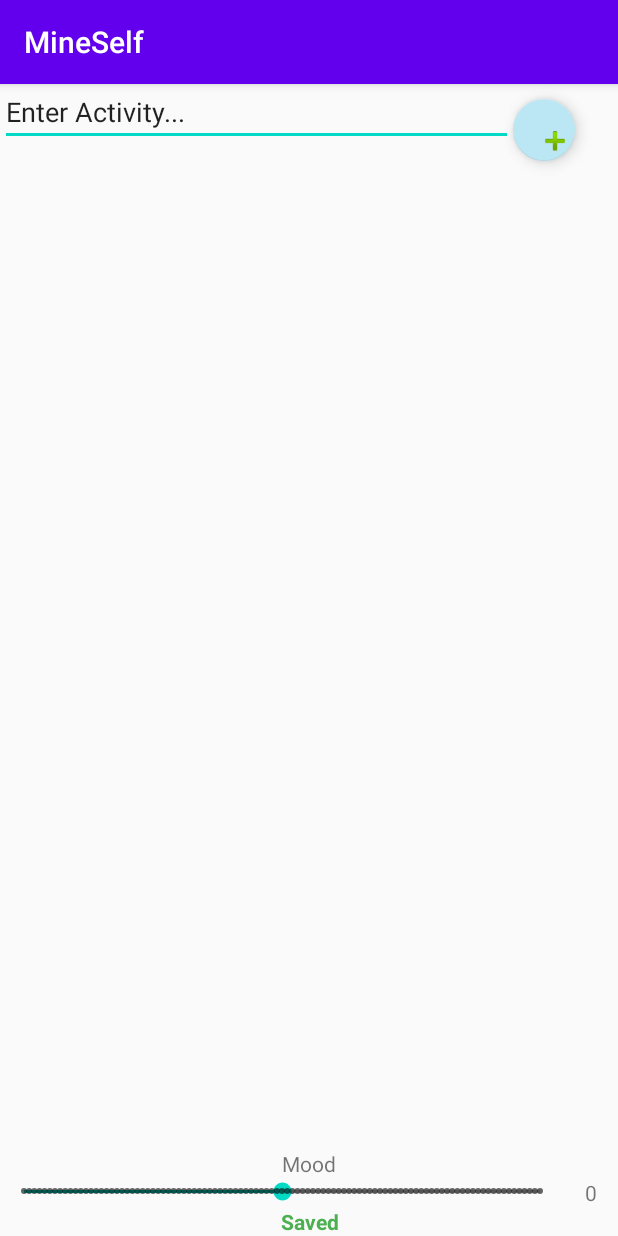
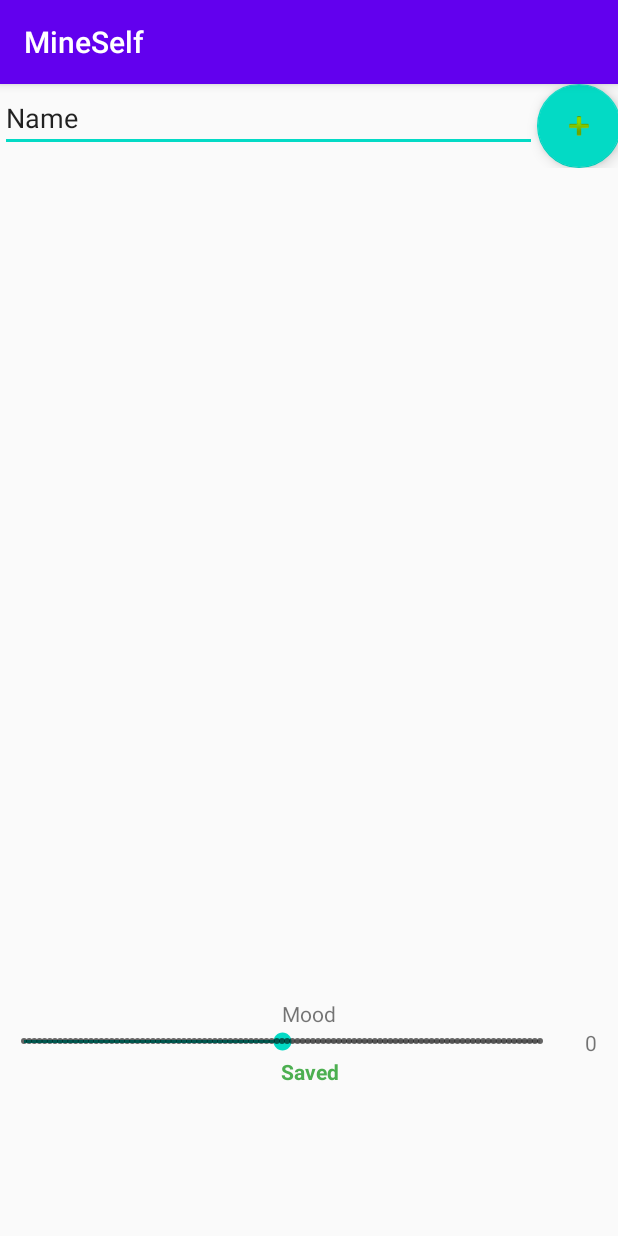
Before and after one commit to aianta/MineSelf, an Android app: the screen it shows after launch (MiningActivity), on a phone screen of 412 x 824 dp. Run offline under Robolectric (Android 15) with nearby library versions, the phone set to English and light mode, and no system bars; our stand-ins replace Room's generated code.

Commit message:
created a timeline fragment

```diff
--- a/app/build.gradle
+++ b/app/build.gradle
@@ -12,6 +12,7 @@ android {
         versionName "1.0"
 
         testInstrumentationRunner "androidx.test.runner.AndroidJUnitRunner"
+
     }
 
     buildTypes {
@@ -46,5 +47,7 @@ dependencies {
 
     androidTestImplementation 'androidx.test.ext:junit:1.1.1'
     androidTestImplementation 'androidx.test.espresso:espresso-core:3.2.0'
+    androidTestImplementation 'androidx.test:runner:1.1.0'
+    androidTestImplementation 'androidx.test:rules:1.1.0'
 
 }
--- a/app/src/main/java/ca/mineself/MiningActivity.java
+++ b/app/src/main/java/ca/mineself/MiningActivity.java
@@ -2,7 +2,6 @@ package ca.mineself;
 
 import androidx.appcompat.app.AppCompatActivity;
 import androidx.fragment.app.FragmentManager;
-import androidx.fragment.app.FragmentTransaction;
 import androidx.recyclerview.widget.LinearLayoutManager;
 import androidx.recyclerview.widget.RecyclerView;
 import androidx.room.Room;
@@ -14,52 +13,23 @@ import android.app.PendingIntent;
 import android.content.Context;
 import android.content.Intent;
 import android.content.IntentFilter;
-import android.os.Build;
 import android.os.Bundle;
-import android.os.SystemClock;
 import android.util.Log;
-import android.view.View;
 import android.widget.EditText;
 import android.widget.SeekBar;
 import android.widget.TextView;
 
 import com.google.android.material.floatingactionbutton.FloatingActionButton;
 
-import java.time.Instant;
-import java.time.LocalTime;
-import java.util.Calendar;
-import java.util.Date;
-import java.util.Timer;
-import java.util.TimerTask;
-import java.util.UUID;
-
 import ca.mineself.fragment.MetricFragment;
 import ca.mineself.model.Metric;
 import ca.mineself.model.MetricEntry;
+import ca.mineself.ui.ActionEntriesAdapter;
+import ca.mineself.ui.TimelineFragment;
 
 import static ca.mineself.AlarmReceiver.CHANNEL_ID;
 
 public class MiningActivity extends AppCompatActivity {
-
-    //Metric Value Input
-    private SeekBar metricValueInput;
-
-    //Metric Name Label
-    private TextView metricNameLabel;
-
-    //Metric Value Label
-    private TextView metricValueLabel;
-
-    //Add Action Entry Button
-    private FloatingActionButton addActionEntryButton;
-
-    //Action Entry Text Input
-    private EditText actionEntryInput;
-
-    //Action entries
-    private RecyclerView actionEntriesRecycler;
-    private ActionEntriesAdapter actionEntriesAdapter;
-    private RecyclerView.LayoutManager actionEntriesLayoutManager;
 
 
     //Persistence
@@ -75,6 +45,7 @@ public class MiningActivity extends AppCompatActivity {
     public FragmentManager fragmentManager;
 
     private MetricFragment metricFragment;
+    private TimelineFragment timelineFragment;
 
     public static MiningActivity instance;
 
@@ -127,7 +98,7 @@ public class MiningActivity extends AppCompatActivity {
         notificationManager.createNotificationChannel(channel);
 
 
-        registerReceiver(new AlarmReceiver(), new IntentFilter("ca.mineself.START_ALARM"));
+        //registerReceiver(new AlarmReceiver(), new IntentFilter("ca.mineself.START_ALARM"));
 
         alarmManager = (AlarmManager) getApplicationContext().getSystemService(Context.ALARM_SERVICE);
         Log.d("AlarmManager", alarmManager.toString());
@@ -153,36 +124,10 @@ public class MiningActivity extends AppCompatActivity {
         );
 
 
-        /**
-         * ADD ACTION ENTRY BUTTON SETUP
-         */
-        addActionEntryButton = (FloatingActionButton) findViewById(R.id.addActionEntryButton);
-        addActionEntryButton.setOnClickListener(event->{
-            Log.d("mining activity", "floating action button click listener hit!");
-            actionEntriesAdapter.addEntry(actionEntryInput.getText().toString());
-            actionEntryInput.setText("");
 
-        });
 
-        /**
-         * ACTION ENTRY INPUT SETUP
-         */
-        actionEntryInput = (EditText) findViewById(R.id.actionEntryInput);
 
-        /**
-         * ACTION ENTRIES RECYCLER SETUP
-         */
 
-        //Get the action entries recycler
-        actionEntriesRecycler = (RecyclerView)findViewById(R.id.actionEntires);
-
-        //Use a linear layout manager
-        actionEntriesLayoutManager = new LinearLayoutManager(this);
-        actionEntriesRecycler.setLayoutManager(actionEntriesLayoutManager);
-
-        //Bind action entries adapter
-        actionEntriesAdapter = new ActionEntriesAdapter();
-        actionEntriesRecycler.setAdapter(actionEntriesAdapter);
     }
 
 }
--- a/app/src/main/java/ca/mineself/fragment/MetricFragment.java
+++ b/app/src/main/java/ca/mineself/fragment/MetricFragment.java
@@ -37,6 +37,12 @@ public class MetricFragment extends Fragment {
 
     private MetricEntry last;
 
+    /** Adds a metric fragment to the UI with the provided metric model
+     *
+     * @param fragmentManager
+     * @param metric
+     * @return
+     */
     public static MetricFragment addMetricFragment(FragmentManager fragmentManager, Metric metric){
         FragmentTransaction transaction = fragmentManager.beginTransaction();
         MetricFragment metricFragment = new MetricFragment();
--- a/app/src/main/java/ca/mineself/ActionEntriesAdapter.java
+++ b/app/src/main/java/ca/mineself/ui/ActionEntriesAdapter.java
@@ -1,4 +1,4 @@
-package ca.mineself;
+package ca.mineself.ui;
 
 import android.util.Log;
 import android.view.LayoutInflater;
@@ -9,11 +9,11 @@ import androidx.annotation.NonNull;
 import androidx.recyclerview.widget.RecyclerView;
 
 import java.time.Instant;
-import java.util.ArrayList;
 import java.util.Date;
 import java.util.List;
-import java.util.UUID;
 
+import ca.mineself.MiningActivity;
+import ca.mineself.R;
 import ca.mineself.model.ActionEntry;
 
 public class ActionEntriesAdapter extends RecyclerView.Adapter<ActionEntryHolder> {
--- a/app/src/main/java/ca/mineself/ActionEntryHolder.java
+++ b/app/src/main/java/ca/mineself/ui/ActionEntryHolder.java
@@ -1,4 +1,4 @@
-package ca.mineself;
+package ca.mineself.ui;
 
 import android.widget.TextView;
 
--- /dev/null
+++ b/app/src/main/java/ca/mineself/ui/TimelineFragment.java
@@ -0,0 +1,83 @@
+package ca.mineself.ui;
+
+import android.os.Bundle;
+import android.util.Log;
+import android.view.LayoutInflater;
+import android.view.View;
+import android.view.ViewGroup;
+import android.widget.EditText;
+
+import androidx.fragment.app.Fragment;
+import androidx.recyclerview.widget.LinearLayoutManager;
+import androidx.recyclerview.widget.RecyclerView;
+
+import com.google.android.material.floatingactionbutton.FloatingActionButton;
+
+import ca.mineself.R;
+
+/**
+ *  Creates a timeline consisting of a an action entry timeline
+ *  and the ui to add new action entries.
+ */
+public class TimelineFragment extends Fragment {
+
+    // UI Elements
+    private FloatingActionButton addActionEntryButton;
+    private EditText actionEntryInput;
+    private RecyclerView actionEntriesRecycler;
+
+    // Action Entry controllers
+    private ActionEntriesAdapter actionEntriesAdapter;
+    private RecyclerView.LayoutManager actionEntriesLayoutManager;
+
+    @Override
+    public void onStart(){
+        super.onStart();
+
+    }
+
+
+    @Override
+    public View onCreateView(LayoutInflater inflater, ViewGroup container, Bundle savedInstanceState){
+
+        View view = inflater.inflate(R.layout.timeline_component, container, true);
+
+        view.setOnClickListener(event->{
+            Log.d("[TimelineFragment]", "why am I a cunt?");
+        });
+        /**
+         * ADD ACTION ENTRY BUTTON SETUP
+         */
+        addActionEntryButton = (FloatingActionButton) view.findViewById(R.id.addActionEntryButton);
+        addActionEntryButton.setOnClickListener(event->{
+            Log.d("[TimelineFragment]", "floating action button click listener hit!");
+            actionEntriesAdapter.addEntry(actionEntryInput.getText().toString());
+            actionEntryInput.setText("");
+
+        });
+
+        /**
+         * ACTION ENTRY INPUT SETUP
+         */
+        actionEntryInput = (EditText) view.findViewById(R.id.entryInput);
+
+        /**
+         * ACTION ENTRIES RECYCLER SETUP
+         */
+
+        //Get the action entries recycler
+        actionEntriesRecycler = (RecyclerView)view.findViewById(R.id.actionEntries);
+
+        //Use a linear layout manager
+        actionEntriesLayoutManager = new LinearLayoutManager(getContext());
+        actionEntriesRecycler.setLayoutManager(actionEntriesLayoutManager);
+
+        //Bind action entries adapter
+        actionEntriesAdapter = new ActionEntriesAdapter();
+        actionEntriesRecycler.setAdapter(actionEntriesAdapter);
+
+        return view;
+
+    }
+
+}
--- a/app/src/main/res/layout/activity_main.xml
+++ b/app/src/main/res/layout/activity_main.xml
@@ -2,67 +2,34 @@
 <androidx.constraintlayout.widget.ConstraintLayout xmlns:android="http://schemas.android.com/apk/res/android"
     xmlns:app="http://schemas.android.com/apk/res-auto"
     xmlns:tools="http://schemas.android.com/tools"
+    android:id="@+id/activityLayout"
     android:layout_width="match_parent"
     android:layout_height="match_parent"
+    android:clickable="true"
+    android:contextClickable="true"
+    android:longClickable="true"
     tools:context=".MiningActivity">
+
+    <fragment
+        android:id="@+id/TimelineFragment"
+        android:name="ca.mineself.ui.TimelineFragment"
+        android:layout_width="414dp"
+        android:layout_height="500dp"
+        android:clickable="true"
+        android:contextClickable="true"
+        app:layout_constraintEnd_toEndOf="parent"
+        app:layout_constraintStart_toStartOf="parent"
+        app:layout_constraintTop_toTopOf="parent"
+        tools:layout="@layout/timeline_component" />
 
     <LinearLayout
         android:id="@+id/miningLayout"
         android:layout_width="match_parent"
-        android:layout_height="match_parent"
+        android:layout_height="wrap_content"
         android:orientation="vertical"
         app:layout_constraintBottom_toBottomOf="parent"
         app:layout_constraintEnd_toEndOf="parent"
         app:layout_constraintStart_toStartOf="parent"
-        app:layout_constraintTop_toTopOf="parent">
-
-        <LinearLayout
-            android:layout_width="match_parent"
-            android:layout_height="60dp"
-            android:layout_weight="1"
-            android:orientation="horizontal">
-
-            <EditText
-                android:id="@+id/actionEntryInput"
-                android:layout_width="342dp"
-                android:layout_height="41dp"
-                android:ems="10"
-                android:inputType="textPersonName"
-                android:text="Enter Activity..." />
-
-            <com.google.android.material.floatingactionbutton.FloatingActionButton
-                android:id="@+id/addActionEntryButton"
-                android:layout_width="56dp"
-                android:layout_height="41dp"
-                android:layout_marginTop="10dp"
-                android:layout_marginEnd="20dp"
-                android:clickable="true"
-                app:backgroundTint="#BAE7F3"
-                app:srcCompat="@android:drawable/ic_input_add" />
-        </LinearLayout>
-
-        <ScrollView
-            android:layout_width="match_parent"
-            android:layout_height="wrap_content"
-            android:layout_weight="2">
-
-            <LinearLayout
-                android:layout_width="match_parent"
-                android:layout_height="match_parent"
-                android:orientation="vertical"
-                android:visibility="visible">
-
-                <androidx.recyclerview.widget.RecyclerView
-                    android:id="@+id/actionEntires"
-                    android:layout_width="match_parent"
-                    android:layout_height="wrap_content"
-                    android:layout_marginTop="20dp"
-                    android:layout_marginBottom="10dp">
-
-                </androidx.recyclerview.widget.RecyclerView>
-            </LinearLayout>
-        </ScrollView>
-
-    </LinearLayout>
+        app:layout_constraintTop_toBottomOf="@+id/TimelineFragment"></LinearLayout>
 
 </androidx.constraintlayout.widget.ConstraintLayout>
--- /dev/null
+++ b/app/src/main/res/layout/timeline_component.xml
@@ -0,0 +1,58 @@
+<?xml version="1.0" encoding="utf-8"?>
+<androidx.constraintlayout.widget.ConstraintLayout xmlns:android="http://schemas.android.com/apk/res/android"
+    xmlns:app="http://schemas.android.com/apk/res-auto"
+    xmlns:tools="http://schemas.android.com/tools"
+    android:id="@+id/timeline_layout"
+    android:layout_width="match_parent"
+    android:layout_height="match_parent">
+
+    <androidx.constraintlayout.widget.ConstraintLayout
+        android:id="@+id/addEntryLayout"
+        android:layout_width="match_parent"
+        android:layout_height="wrap_content"
+        app:layout_constraintEnd_toEndOf="parent"
+        app:layout_constraintStart_toStartOf="parent"
+        app:layout_constraintTop_toTopOf="parent">
+
+        <EditText
+            android:id="@+id/entryInput"
+            android:layout_width="0dp"
+            android:layout_height="wrap_content"
+            android:ems="10"
+            android:inputType="textPersonName"
+            android:text="Name"
+            app:layout_constraintEnd_toStartOf="@+id/addActionEntryButton"
+            app:layout_constraintStart_toStartOf="parent"
+            app:layout_constraintTop_toTopOf="parent" />
+
+        <com.google.android.material.floatingactionbutton.FloatingActionButton
+            android:id="@+id/addActionEntryButton"
+            android:layout_width="wrap_content"
+            android:layout_height="wrap_content"
+            android:clickable="true"
+            app:layout_constraintEnd_toEndOf="parent"
+            app:layout_constraintTop_toTopOf="parent"
+            app:srcCompat="@android:drawable/ic_input_add" />
+    </androidx.constraintlayout.widget.ConstraintLayout>
+
+    <ScrollView
+        android:layout_width="0dp"
+        android:layout_height="0dp"
+        app:layout_constraintBottom_toBottomOf="parent"
+        app:layout_constraintEnd_toEndOf="parent"
+        app:layout_constraintStart_toStartOf="parent"
+        app:layout_constraintTop_toBottomOf="@+id/addEntryLayout">
+
+        <LinearLayout
+            android:layout_width="match_parent"
+            android:layout_height="wrap_content"
+            android:orientation="vertical">
+
+            <androidx.recyclerview.widget.RecyclerView
+                android:id="@+id/actionEntries"
+                android:layout_width="match_parent"
+                android:layout_height="match_parent" />
+        </LinearLayout>
+    </ScrollView>
+
+</androidx.constraintlayout.widget.ConstraintLayout>
--- a/app/src/main/res/values/strings.xml
+++ b/app/src/main/res/values/strings.xml
@@ -3,4 +3,5 @@
     <string name="channel_name">Mine Self</string>
     <string name="channel_description">Mine Self Reminders</string>
     <string name="saved_text">Saved</string>
+    <string name="add_entry_input_placeholder">Enter Activity...</string>
 </resources>
```
Also changed, not shown: 1 other file.
